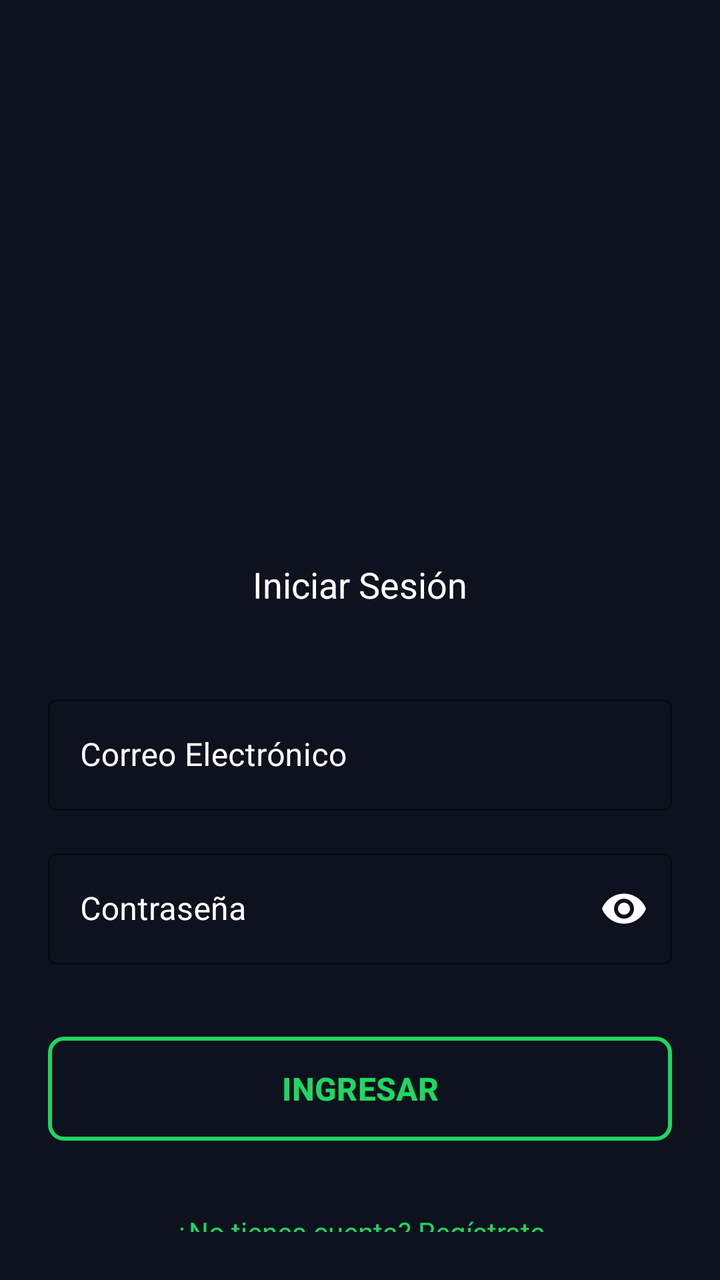
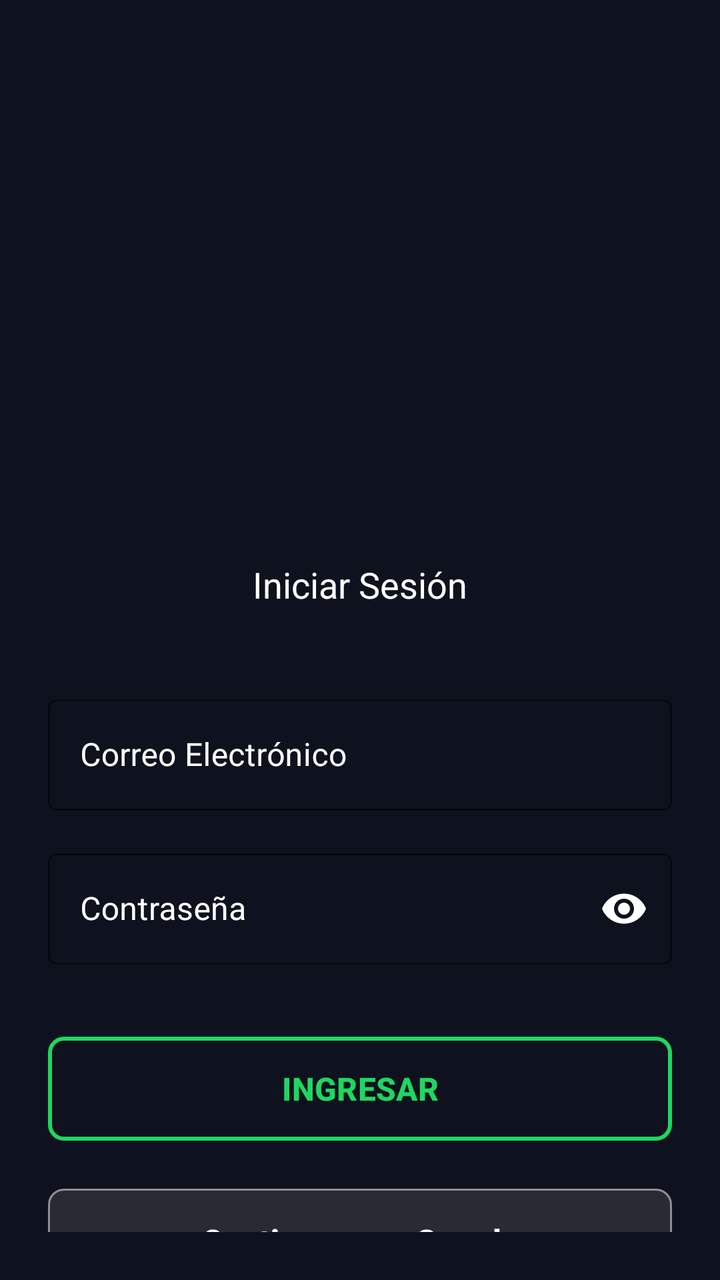

The first picture is an Android layout as it rendered before a commit; the second is the same layout after the commit. The layout source and the unified diff follow.
<!-- AndroidManifest.xml: application theme Theme.UDBET -->
<!-- res/layout/activity_login.xml -->
<?xml version="1.0" encoding="utf-8"?>
<androidx.constraintlayout.widget.ConstraintLayout
    xmlns:android="http://schemas.android.com/apk/res/android"
    xmlns:app="http://schemas.android.com/apk/res-auto"
    xmlns:tools="http://schemas.android.com/tools"
    android:layout_width="match_parent"
    android:layout_height="match_parent"
    android:background="@color/DarkBlue"
    android:padding="24dp"
    tools:context=".LoginActivity">

    
    <ImageView
        android:id="@+id/tvLogo"
        android:layout_width="300dp"
        android:layout_height="200dp"
        android:layout_marginTop="48dp"
        android:scaleType="fitCenter"
        android:src="@mipmap/ic_launcher"
        app:layout_constraintEnd_toEndOf="parent"
        app:layout_constraintStart_toStartOf="parent"
        app:layout_constraintTop_toTopOf="parent" />

    
    <TextView
        android:id="@+id/tvTitle"
        android:layout_width="wrap_content"
        android:layout_height="wrap_content"
        android:layout_marginTop="8dp"
        android:text="@string/title_login"
        android:textColor="@color/white"
        android:textSize="18sp"
        app:layout_constraintEnd_toEndOf="parent"
        app:layout_constraintStart_toStartOf="parent"
        app:layout_constraintTop_toBottomOf="@id/tvLogo" />

    
    <com.google.android.material.textfield.TextInputLayout
        android:id="@+id/tilEmail"
        style="@style/Widget.MaterialComponents.TextInputLayout.OutlinedBox"
        android:layout_width="match_parent"
        android:layout_height="wrap_content"
        android:layout_marginTop="40dp"
        android:hint="@string/hint_email"
        android:textColorHint="@color/white"
        app:boxStrokeColor="@color/white"
        app:hintTextColor="@color/Green"
        app:layout_constraintTop_toBottomOf="@id/tvTitle">

        <com.google.android.material.textfield.TextInputEditText
            android:id="@+id/etEmail"
            android:layout_width="match_parent"
            android:layout_height="wrap_content"
            android:inputType="textEmailAddress"
            android:textColor="@color/white" />

    </com.google.android.material.textfield.TextInputLayout>

    
    <com.google.android.material.textfield.TextInputLayout
        android:id="@+id/tilPassword"
        style="@style/Widget.MaterialComponents.TextInputLayout.OutlinedBox"
        android:layout_width="match_parent"
        android:layout_height="wrap_content"
        android:layout_marginTop="16dp"
        android:hint="@string/hint_password"
        android:textColorHint="@color/white"
        app:boxStrokeColor="@color/white"
        app:hintTextColor="@color/Green"
        app:layout_constraintTop_toBottomOf="@id/tilEmail"
        app:passwordToggleEnabled="true"
        app:passwordToggleTint="@color/white">

        <com.google.android.material.textfield.TextInputEditText
            android:id="@+id/etPassword"
            android:layout_width="match_parent"
            android:layout_height="wrap_content"
            android:inputType="textPassword"
            android:textColor="@color/white" />

    </com.google.android.material.textfield.TextInputLayout>

    
    <Button
        android:id="@+id/btnLogin"
        android:layout_width="match_parent"
        android:layout_height="60dp"
        android:layout_marginTop="32dp"
        android:backgroundTint="@color/DarkBlue"
        android:text="@string/btn_login"
        android:textColor="@color/Green"
        android:textSize="16sp"
        android:textStyle="bold"
        app:boxStrokeColor="@color/Green"
        app:cornerRadius="8dp"
        app:layout_constraintTop_toBottomOf="@id/tilPassword"
        app:strokeColor="#1ED760"
        app:strokeWidth="2dp" />

    
    <TextView
        android:id="@+id/tvGoToRegister"
        android:layout_width="wrap_content"
        android:layout_height="wrap_content"
        android:layout_marginTop="24dp"
        android:padding="8dp"
        android:text="@string/msg_no_account"
        android:textColor="@color/Green"
        app:layout_constraintEnd_toEndOf="parent"
        app:layout_constraintStart_toStartOf="parent"
        app:layout_constraintTop_toBottomOf="@id/btnLogin" />

</androidx.constraintlayout.widget.ConstraintLayout>
<!-- resources referenced by this layout -->
<resources>
  <color name="DarkBlue">#0E121E</color>
  <color name="Green">#1ED760</color>
  <color name="white">#FFFFFFFF</color>
  <!-- mipmap ic_launcher (mipmap-anydpi-v26) -->
  <?xml version="1.0" encoding="utf-8"?>
  <adaptive-icon xmlns:android="http://schemas.android.com/apk/res/android">
      <background android:drawable="@color/ic_launcher_background"/>
      <foreground android:drawable="@mipmap/ic_launcher_foreground"/>
      <monochrome android:drawable="@mipmap/ic_launcher_foreground"/>
  </adaptive-icon>
  <string name="btn_login">INGRESAR</string>
  <string name="hint_email">Correo Electrónico</string>
  <string name="hint_password">Contraseña</string>
  <string name="msg_no_account">¿No tienes cuenta? Regístrate</string>
  <string name="title_login">Iniciar Sesión</string>
  <style name="Theme.UDBET" parent="Base.Theme.UDBET">
          <item name="android:textColorPrimary">@color/white</item>
          <item name="android:textColorSecondary">@color/Green</item>
      </style>
  <color name="ic_launcher_background">#0E121E</color>
  <style name="Base.Theme.UDBET" parent="Theme.Material3.DayNight.NoActionBar">
          <item name="android:windowLightStatusBar">true</item>
          <item name="android:statusBarColor">@color/DarkBlue</item>
      </style>
</resources>

<!-- the commit's change to res/layout/activity_login.xml (unified diff, before → after) -->
@@ -91,11 +91,26 @@
         android:textColor="@color/Green"
         android:textSize="16sp"
         android:textStyle="bold"
-        app:boxStrokeColor="@color/Green"
         app:cornerRadius="8dp"
         app:layout_constraintTop_toBottomOf="@id/tilPassword"
         app:strokeColor="#1ED760"
         app:strokeWidth="2dp" />
+
+    
+    <com.google.android.material.button.MaterialButton
+        android:id="@+id/btnGoogleLogin"
+        android:layout_width="match_parent"
+        android:layout_height="60dp"
+        android:layout_marginTop="16dp"
+        android:text="Continuar con Google"
+        android:textColor="@color/white"
+        android:textSize="16sp"
+        android:textStyle="bold"
+        app:backgroundTint="#2A2A35"
+        app:cornerRadius="8dp"
+        app:strokeColor="#8E8E93"
+        app:strokeWidth="1dp"
+        app:layout_constraintTop_toBottomOf="@id/btnLogin" />
 
     
     <TextView
@@ -108,6 +123,6 @@
         android:textColor="@color/Green"
         app:layout_constraintEnd_toEndOf="parent"
         app:layout_constraintStart_toStartOf="parent"
-        app:layout_constraintTop_toBottomOf="@id/btnLogin" />
+        app:layout_constraintTop_toBottomOf="@id/btnGoogleLogin" />
 
 </androidx.constraintlayout.widget.ConstraintLayout>
